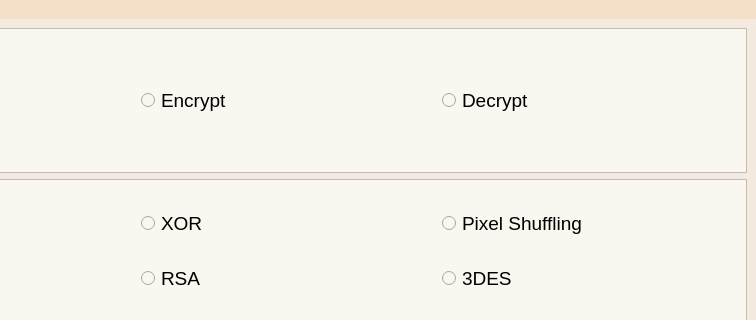
First picture: the form in src/mainwindow.ui, repository terrytosh/HF-Image-Encryption, before the edit; both pictures show x 179 to 935 and y 0 to 320 of the 935 by 806 pixel window.
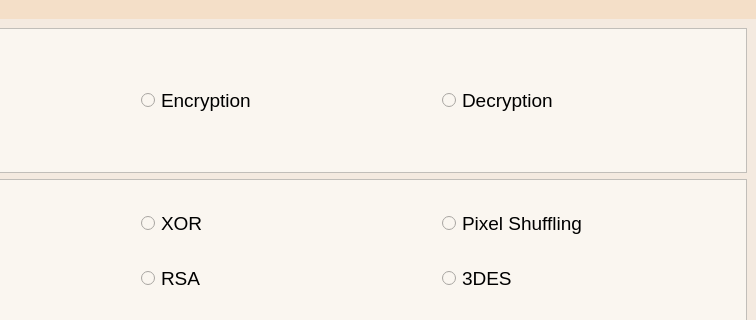
Second picture: the form after the edit.

```diff
--- a/src/mainwindow.ui
+++ b/src/mainwindow.ui
@@ -61,7 +61,7 @@
           </font>
          </property>
          <property name="text">
-          <string>Encrypt</string>
+          <string>Encryption</string>
          </property>
         </widget>
        </item>
@@ -74,7 +74,7 @@
           </font>
          </property>
          <property name="text">
-          <string>Decrypt</string>
+          <string>Decryption</string>
          </property>
         </widget>
        </item>
```
